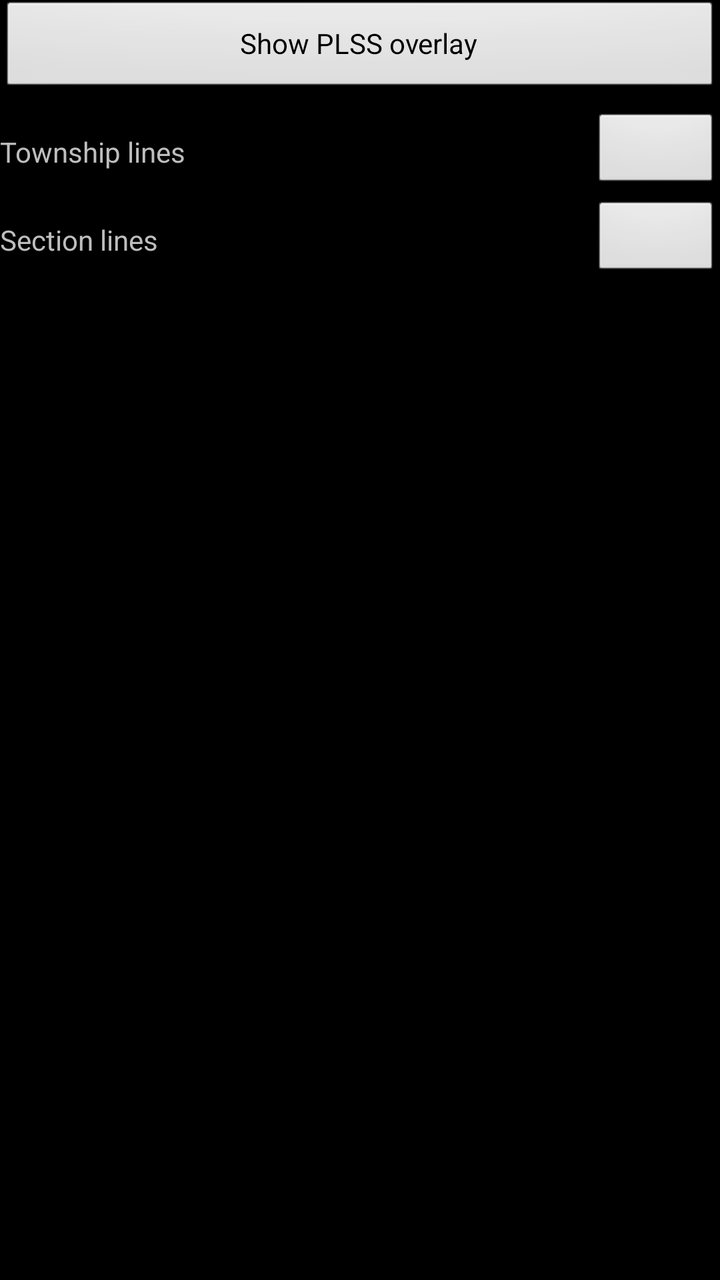
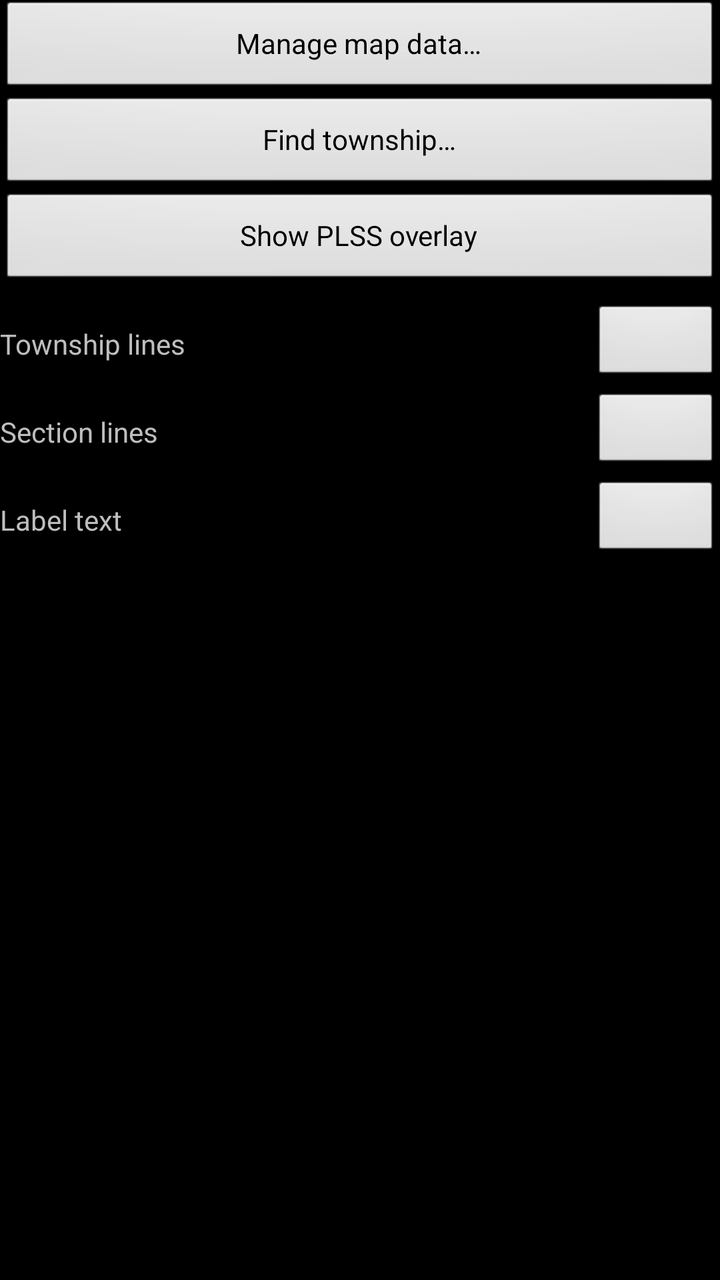

Two renders of the same Android screen: before a commit and after it. Below are the layout's source before the change and the commit's diff.
<!-- AndroidManifest.xml: application theme AppTheme -->
<!-- res/layout/main_layout.xml -->
<?xml version="1.0" encoding="utf-8"?>
<ScrollView xmlns:android="http://schemas.android.com/apk/res/android"
    android:layout_width="match_parent"
    android:layout_height="wrap_content"
    android:fadeScrollbars="false"
    android:layout_marginLeft="3dp"
    android:layout_marginRight="3dp">

    <LinearLayout
        android:layout_width="match_parent"
        android:layout_height="wrap_content"
        android:orientation="vertical" >

        <Button
            android:id="@+id/plss_toggle"
            android:layout_width="match_parent"
            android:layout_height="wrap_content"
            android:text="@string/plss_show" />

        <LinearLayout
            android:layout_width="match_parent"
            android:layout_height="wrap_content"
            android:orientation="horizontal"
            android:gravity="center_vertical"
            android:paddingTop="8dp" >

            <TextView
                android:layout_width="0dp"
                android:layout_weight="1"
                android:layout_height="wrap_content"
                android:text="@string/plss_township_color" />

            <Button
                android:id="@+id/plss_township_color"
                android:layout_width="64dp"
                android:layout_height="40dp" />

        </LinearLayout>

        <LinearLayout
            android:layout_width="match_parent"
            android:layout_height="wrap_content"
            android:orientation="horizontal"
            android:gravity="center_vertical"
            android:paddingTop="4dp" >

            <TextView
                android:layout_width="0dp"
                android:layout_weight="1"
                android:layout_height="wrap_content"
                android:text="@string/plss_section_color" />

            <Button
                android:id="@+id/plss_section_color"
                android:layout_width="64dp"
                android:layout_height="40dp" />

        </LinearLayout>

    </LinearLayout>
</ScrollView>
<!-- resources referenced by this layout -->
<resources>
  <string name="plss_section_color">Section lines</string>
  <string name="plss_show">Show PLSS overlay</string>
  <string name="plss_township_color">Township lines</string>
  <style name="AppTheme" parent="@android:style/Theme.Holo">
          <item name="android:buttonStyle">@android:style/Widget.Button</item>
          <item name="android:imageButtonStyle">@android:style/Widget.Button</item>
          <item name="android:buttonStyleToggle">@android:style/Widget.Button</item>
          <item name="android:spinnerStyle">@style/ATAKSpinner</item>
          <item name="android:spinnerItemStyle">@style/ATAKSpinnerItem</item>
          <item name="android:editTextStyle">@style/ATAKEditText</item>
      </style>
  <style name="ATAKSpinner" parent="@android:style/Widget.Spinner">
          <item name="android:spinnerMode">dialog</item>
      </style>
  <style name="ATAKSpinnerItem">
          <item name="android:textColor">@android:color/white</item>
          <item name="android:dropDownVerticalOffset">0dip</item>
          <item name="android:dropDownHorizontalOffset">0dip</item>
          <item name="android:dropDownWidth">wrap_content</item>
          <item name="android:gravity">left|center_vertical</item>
      </style>
  <style name="ATAKEditText" parent="@android:style/Widget.EditText">
          
          
  
          
          <item name="android:imeOptions">flagNoFullscreen</item>
      </style>
</resources>

<!-- the commit's change to res/layout/main_layout.xml (unified diff, before → after) -->
@@ -10,6 +10,18 @@
         android:layout_width="match_parent"
         android:layout_height="wrap_content"
         android:orientation="vertical" >
+
+        <Button
+            android:id="@+id/plss_manage"
+            android:layout_width="match_parent"
+            android:layout_height="wrap_content"
+            android:text="@string/plss_manage_data" />
+
+        <Button
+            android:id="@+id/plss_find"
+            android:layout_width="match_parent"
+            android:layout_height="wrap_content"
+            android:text="@string/plss_find" />
 
         <Button
             android:id="@+id/plss_toggle"
@@ -57,5 +69,25 @@
 
         </LinearLayout>
 
+        <LinearLayout
+            android:layout_width="match_parent"
+            android:layout_height="wrap_content"
+            android:orientation="horizontal"
+            android:gravity="center_vertical"
+            android:paddingTop="4dp" >
+
+            <TextView
+                android:layout_width="0dp"
+                android:layout_weight="1"
+                android:layout_height="wrap_content"
+                android:text="@string/plss_label_color" />
+
+            <Button
+                android:id="@+id/plss_label_color"
+                android:layout_width="64dp"
+                android:layout_height="40dp" />
+
+        </LinearLayout>
+
     </LinearLayout>
 </ScrollView>
<!-- resource entries referenced after the edit -->
@@ -1,5 +1,8 @@
 <!-- resources referenced by this layout -->
 <resources>
+  <string name="plss_find">Find township…</string>
+  <string name="plss_label_color">Label text</string>
+  <string name="plss_manage_data">Manage map data…</string>
   <string name="plss_section_color">Section lines</string>
   <string name="plss_show">Show PLSS overlay</string>
   <string name="plss_township_color">Township lines</string>
